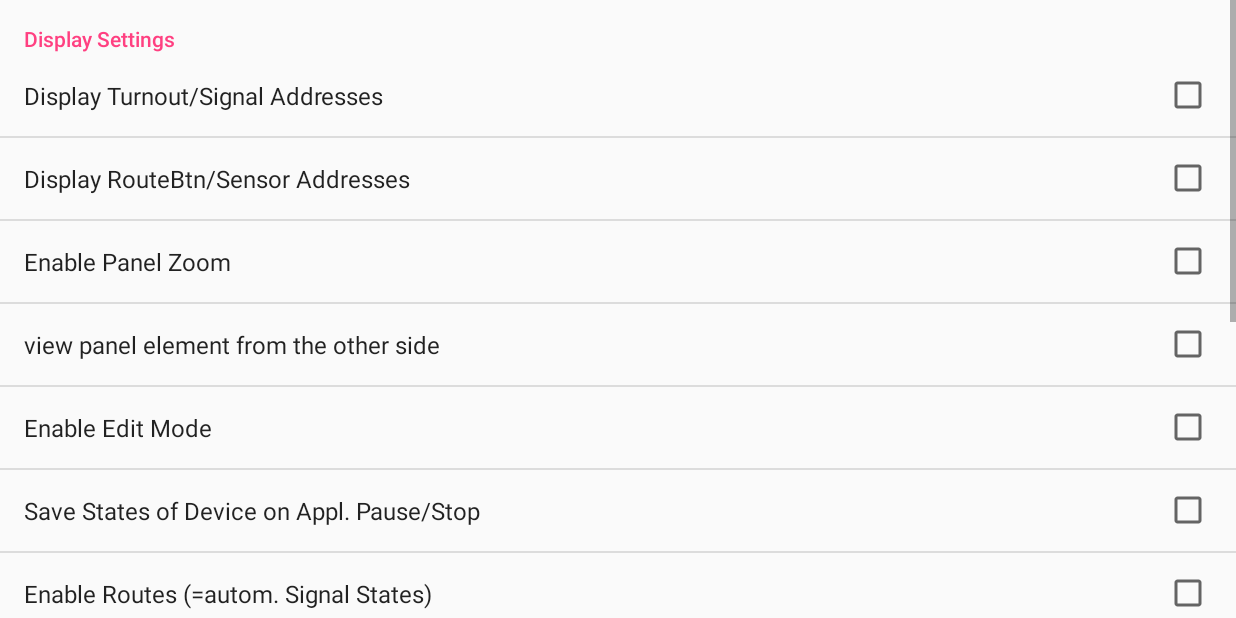
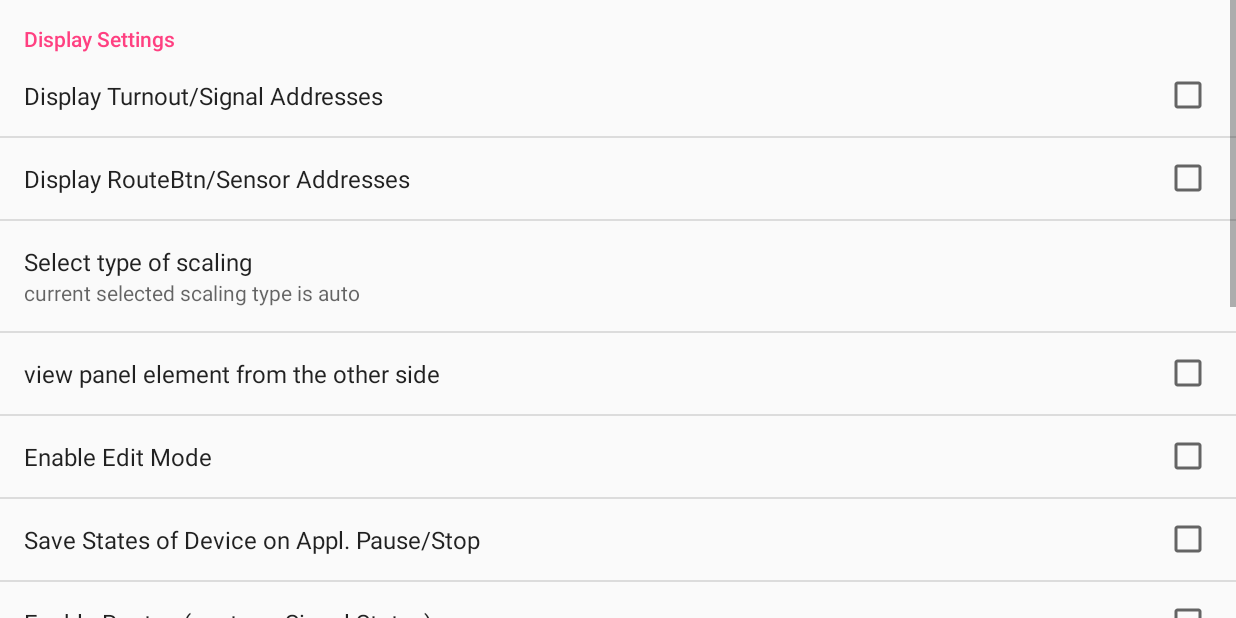
Before and after one commit to michael71/LanbahnPanel, an Android app: the screen it shows after launch (Preferences), in the options menu, after a tap on "Settings", on a phone screen of 824 x 412 dp (held sideways). Run offline under Robolectric (Android 15) with nearby library versions, the phone set to English and light mode, and no system bars; libraries missing offline, so code that uses them is left out: android.net.http.

Commit message:
added scaling type 'automatic' to settings

```diff
--- a/app/src/main/java/de/blankedv/lanbahnpanel/elements/SignalElement.kt
+++ b/app/src/main/java/de/blankedv/lanbahnpanel/elements/SignalElement.kt
@@ -22,7 +22,7 @@ class SignalElement : ActivePanelElement {
     }
 
     override fun getSensitiveRect() : Rect {
-        return Rect(x - RASTER / 5, y - RASTER / 7, x + RASTER / 5, y + RASTER / 7)
+       return Rect(x - RASTER / 11, y - RASTER / 15, x + RASTER / 11, y + RASTER / 15)
     }
 
     override fun doDraw(canvas: Canvas) {
--- a/app/src/main/java/de/blankedv/lanbahnpanel/model/Constants.kt
+++ b/app/src/main/java/de/blankedv/lanbahnpanel/model/Constants.kt
@@ -14,7 +14,9 @@ const val INVALID_INT = -1
 const val KEY_DRAW_ADR = "drawAddressesPref"
 const val KEY_DRAW_ADR2 = "drawAddressesPref2"
 const val KEY_STYLE_PREF = "selectStylePref"
-const val KEY_ENABLE_ZOOM = "enableZoomPref"
+//const val KEY_ENABLE_ZOOM = "enableZoomPref"
+//const val KEY_ENABLE_AUTOSCALE = "enableAutoscalePref"
+const val KEY_SCALE_PREF = "selectScalePref"
 const val KEY_ENABLE_EDIT = "enableEditPref"
 const val KEY_ENABLE_POWER_CONTROL = "powerControlPref"
 const val KEY_SAVE_STATES = "saveStatesPref"
@@ -87,7 +89,7 @@ const val MAX_LAMP_BUTTONS = 4
 // fixed prefix for scaling - should be =1 for small displays and =2 for
 // large displays
 // all Paints and x/y-s are scaled before drawing
-const val prescale = 2
+const val prescale = 4
 
 const val RASTER = 20 * prescale // raster points
 // with xx pixels
--- a/app/src/main/java/de/blankedv/lanbahnpanel/model/LanbahnPanelApplication.kt
+++ b/app/src/main/java/de/blankedv/lanbahnpanel/model/LanbahnPanelApplication.kt
@@ -10,6 +10,7 @@ import android.content.Intent
 import android.os.Build
 import android.os.Handler
 import android.os.Message
+import android.preference.ListPreference
 import android.preference.PreferenceManager
 import android.provider.Settings
 import android.support.v4.app.NotificationCompat
@@ -117,7 +118,8 @@ class LanbahnPanelApplication : Application() {
         editor.putBoolean(KEY_DRAW_ADR, drawAddresses)
         editor.putBoolean(KEY_DRAW_ADR2, drawAddresses2)
         editor.putString(KEY_STYLE_PREF, selectedStyle)
-        editor.putBoolean(KEY_ENABLE_ZOOM, zoomEnabled)
+        editor.putString(KEY_SCALE_PREF, selectedScale)
+        //editor.putBoolean(KEY_ENABLE_ZOOM, zoomEnabled)
         editor.putBoolean(KEY_ENABLE_EDIT, enableEdit)
         editor.putBoolean(KEY_SAVE_STATES, saveStates)
         editor.putBoolean(KEY_ROUTES, enableRoutes)
@@ -133,10 +135,11 @@ class LanbahnPanelApplication : Application() {
     fun loadZoomEtc() {
         val prefs = PreferenceManager
                 .getDefaultSharedPreferences(this)
-        zoomEnabled = prefs.getBoolean(KEY_ENABLE_ZOOM, false)
-        Log.d(TAG, "zoomEnabled=$zoomEnabled")
+        //zoomEnabled = prefs.getBoolean(KEY_ENABLE_ZOOM, false)
+        //Log.d(TAG, "zoomEnabled=$zoomEnabled")
         selectedStyle = prefs.getString(KEY_STYLE_PREF, "US")
         LPaints.init(prescale,selectedStyle)
+        selectedScale = prefs.getString(KEY_SCALE_PREF, "auto")
         enableEdit = prefs.getBoolean(KEY_ENABLE_EDIT, false)
         saveStates = prefs.getBoolean(KEY_SAVE_STATES, false)
         if (DEBUG)
--- a/app/src/main/java/de/blankedv/lanbahnpanel/model/Variables.kt
+++ b/app/src/main/java/de/blankedv/lanbahnpanel/model/Variables.kt
@@ -22,6 +22,7 @@ var noWifiFlag = false
 //var height:Int = 0
 
 var selectedStyle: String = "UK" // German style or USS style
+var selectedScale: String = "auto" // automatic scaling
 
 var panelElements = ArrayList<PanelElement>()
 var routes = ArrayList<Route>()
@@ -62,7 +63,7 @@ var configHasChanged = false // store info whether config
 // has changed
 // if true, then a new config file is written at the end of the Activity
 
-var zoomEnabled: Boolean = false
+//var zoomEnabled: Boolean = false
 var scale = 1.0f // user selectable scaling of panel area
 
 var xoff = (10 * prescale).toFloat()
--- a/app/src/main/java/de/blankedv/lanbahnpanel/util/LPaints.kt
+++ b/app/src/main/java/de/blankedv/lanbahnpanel/util/LPaints.kt
@@ -61,12 +61,12 @@ object LPaints {
         // linePaint.setPathEffect(new DashPathEffect(new float[] {10,20}, 0));
 
         linePaintRedDash.color = Color.RED
-        linePaintRedDash.strokeWidth = 3.5f * prescale
+        linePaintRedDash.strokeWidth = 3.0f * prescale
         linePaintRedDash.isAntiAlias = true
         linePaintRedDash.isDither = true
         linePaintRedDash.style = Paint.Style.STROKE
         linePaintRedDash.strokeCap = Paint.Cap.SQUARE
-        linePaintRedDash.pathEffect = DashPathEffect(floatArrayOf(10f, 20f), 0f)
+        linePaintRedDash.pathEffect = DashPathEffect(floatArrayOf(5f*prescale, 10f*prescale), 0f)
 
         linePaintGrayDash = Paint(linePaintRedDash)
         linePaintGrayDash.color = -0x555556
@@ -88,6 +88,7 @@ object LPaints {
         rasterPaint.color = Color.LTGRAY
         rasterPaint.isAntiAlias = true
         rasterPaint.isDither = true
+        rasterPaint.strokeWidth = 0.8f * prescale
 
         circlePaint.color = -0x7700ddde
         circlePaint.isAntiAlias = true
@@ -176,7 +177,7 @@ object LPaints {
                 linePaint.color = Color.BLACK
                 signalLine.color = Color.BLACK
                 linePaint2.color = Color.BLACK
-                rasterPaint.color = Color.LTGRAY
+                rasterPaint.color = Color.GRAY
                 rasterPaint.isAntiAlias = true
                 rasterPaint.isDither = true
                 greyPaint.color = Color.GRAY
--- a/app/src/main/java/de/blankedv/lanbahnpanel/view/Preferences.kt
+++ b/app/src/main/java/de/blankedv/lanbahnpanel/view/Preferences.kt
@@ -20,7 +20,9 @@ import de.blankedv.lanbahnpanel.model.*
 class Preferences : PreferenceActivity(), OnSharedPreferenceChangeListener {
 
     private var drawAddressesPref: CheckBoxPreference? = null
-    private var enableZoomPref: CheckBoxPreference? = null
+    //private var enableZoomPref: CheckBoxPreference? = null
+    //private var enableAutoscalePref: CheckBoxPreference? = null
+    private var selectScalePref: ListPreference? = null
     private var enableEditPref: CheckBoxPreference? = null
     private var saveStatesPref: CheckBoxPreference? = null
     private var flipPref: CheckBoxPreference? = null
@@ -39,7 +41,8 @@ class Preferences : PreferenceActivity(), OnSharedPreferenceChangeListener {
         //locoAdrPref = (EditTextPreference)getPreferenceScreen().findPreference(KEY_LOCO_ADR);
         drawAddressesPref = preferenceScreen.findPreference(KEY_DRAW_ADR) as CheckBoxPreference
         drawAddressesPref2 = preferenceScreen.findPreference(KEY_DRAW_ADR2) as CheckBoxPreference
-        enableZoomPref = preferenceScreen.findPreference(KEY_ENABLE_ZOOM) as CheckBoxPreference
+        //enableZoomPref = preferenceScreen.findPreference(KEY_ENABLE_ZOOM) as CheckBoxPreference
+        //enableAutoscalePref = preferenceScreen.findPreference(KEY_ENABLE_AUTOSCALE) as CheckBoxPreference
         enableEditPref = preferenceScreen.findPreference(KEY_ENABLE_EDIT) as CheckBoxPreference
         saveStatesPref = preferenceScreen.findPreference(KEY_SAVE_STATES) as CheckBoxPreference
         routesPref = preferenceScreen.findPreference(KEY_ROUTES) as CheckBoxPreference
@@ -50,14 +53,16 @@ class Preferences : PreferenceActivity(), OnSharedPreferenceChangeListener {
         selectStylePref = preferenceScreen.findPreference(KEY_STYLE_PREF) as ListPreference
         selectStylePref!!.summary = "current selected style is " + selectedStyle!!
 
+        selectScalePref = preferenceScreen.findPreference(KEY_SCALE_PREF) as ListPreference
+        selectScalePref!!.summary = "current selected scaling type is " + selectedScale!!
+
         val prefs = PreferenceManager
                 .getDefaultSharedPreferences(this)
         ipPref!!.summary = "= " + prefs.getString(KEY_IP, DEFAULT_SXNET_IP)!!
         portPref!!.summary = "= " + prefs.getString(KEY_PORT, DEFAULT_SXNET_PORT)!!
         selectStylePref!!.summary = "current selected style is " + prefs.getString(KEY_STYLE_PREF, "?")!!
         configFilenamePref = preferenceScreen.findPreference(KEY_CONFIG_FILE) as ListPreference
-        //locosFilenamePref = (ListPreference)getPreferenceScreen().findPreference(KEY_LOCOS_FILE);
-        //val extCat = findPreference("extended_cat") as PreferenceCategory
+
 
 
         val entries = matchingXMLFiles()
@@ -66,9 +71,9 @@ class Preferences : PreferenceActivity(), OnSharedPreferenceChangeListener {
 
         configFilenamePref!!.summary = "config loaded from " + prefs.getString(KEY_CONFIG_FILE, "-")!!
         // locosFilenamePref.setSummary("locos loaded from "+prefs.getString(KEY_LOCOS_FILE,"-"));
+//locosFilenamePref = (ListPreference)getPreferenceScreen().findPreference(KEY_LOCOS_FILE);
+        //val extCat = findPreference("extended_cat") as PreferenceCategory
 
-        selectStylePref = preferenceScreen.findPreference(KEY_STYLE_PREF) as ListPreference
-        selectStylePref!!.summary = "current selected style is " + selectedStyle!!
 
     }
 
@@ -89,14 +94,28 @@ class Preferences : PreferenceActivity(), OnSharedPreferenceChangeListener {
                 flipUpsideDown = sharedPreferences.getBoolean(KEY_FLIP, false)
                 Log.d(TAG, "upside down changed.")
             }
-            KEY_ENABLE_ZOOM -> {
+            /*KEY_ENABLE_ZOOM -> {
                 zoomEnabled = sharedPreferences.getBoolean(KEY_ENABLE_ZOOM, false)
+                if (zoomEnabled) {
+                    sharedPreferences.setBoolean(KEY_ENABLE_AUTOSCALE, false)
+                }
                 Log.d(TAG, "zoomEnabled changed.")
-            }
+            } KEY_ENABLE_AUTOSCALE -> {
+                autoscaleEnabled = sharedPreferences.getBoolean(KEY_ENABLE_ZOOM, false)
+                if (autoscaleEnabled) {
+                    sharedPreferences.setBoolean(KEY_ENABLE_AUTOSCALE, false)
+                }
+                Log.d(TAG, "zoomEnabled changed.")
+            } */
             KEY_STYLE_PREF -> {
                 selectedStyle = sharedPreferences.getString(KEY_STYLE_PREF, "US")
                 Log.d(TAG, "selectedStyle = " + selectedStyle!!)
                 selectStylePref!!.summary = "current selected style is " + selectedStyle!!
+            }
+            KEY_SCALE_PREF -> {
+                selectedScale = sharedPreferences.getString(KEY_SCALE_PREF, "auto")
+                Log.d(TAG, "selectedScale = " + selectedScale!!)
+                selectScalePref!!.summary = "current selected scaling type is " + selectedScale!!
             }
             KEY_SAVE_STATES -> {
                 saveStates = sharedPreferences.getBoolean(KEY_SAVE_STATES, false)
--- a/app/src/main/res/values/arrays.xml
+++ b/app/src/main/res/values/arrays.xml
@@ -13,4 +13,14 @@
         <item>DE</item>
         <item>UK</item>
    </string-array>
+    <string-array name="scaling">
+        <item>Automatic scale</item>
+        <item>Manual (Zoom/Pan)</item>
+        <item>Lock manual</item>
+    </string-array>
+    <string-array name="scaling_values">
+        <item>auto</item>
+        <item>manual</item>
+        <item>locked</item>
+    </string-array>
 </resources>
--- a/app/src/main/res/values/strings.xml
+++ b/app/src/main/res/values/strings.xml
@@ -58,4 +58,7 @@
     <string name="server_port" translatable="false">Server port</string>
     <string name="not_connected" translatable="false">currently not connected to a server</string>
 <string name="get_panel_from_server" translatable="false">Get panel file from server</string>
+    <string name="enableAutoscale">Automatic scale</string>
+    <string name="sel_scale">Select type of scaling</string>
+    <string name="sel_scale_default">Auto scale</string>
 </resources>
--- a/app/src/main/res/xml/preferences.xml
+++ b/app/src/main/res/xml/preferences.xml
@@ -11,10 +11,13 @@
             android:defaultValue="false"
             android:key="drawAddressesPref2"
             android:title="@string/draw_routebtn_addresses" />
-        <CheckBoxPreference
-            android:defaultValue="false"
-            android:key="enableZoomPref"
-            android:title="@string/enableZoom" />
+        <ListPreference
+            android:defaultValue="@string/sel_scale_default"
+            android:entries="@array/scaling"
+            android:entryValues="@array/scaling_values"
+            android:key="selectScalePref"
+            android:summary="select the scaling: auto or manual or locked"
+            android:title="@string/sel_scale" />
         <CheckBoxPreference
             android:defaultValue="false"
             android:key="flipPref"
```
Also changed, not shown: app/src/main/java/de/blankedv/lanbahnpanel/elements/ActivePanelElement.kt (+6 -5 lines), app/src/main/java/de/blankedv/lanbahnpanel/elements/PanelElement.kt (+13 -13 lines), app/src/main/java/de/blankedv/lanbahnpanel/view/Panel.kt (+20 -10 lines).
